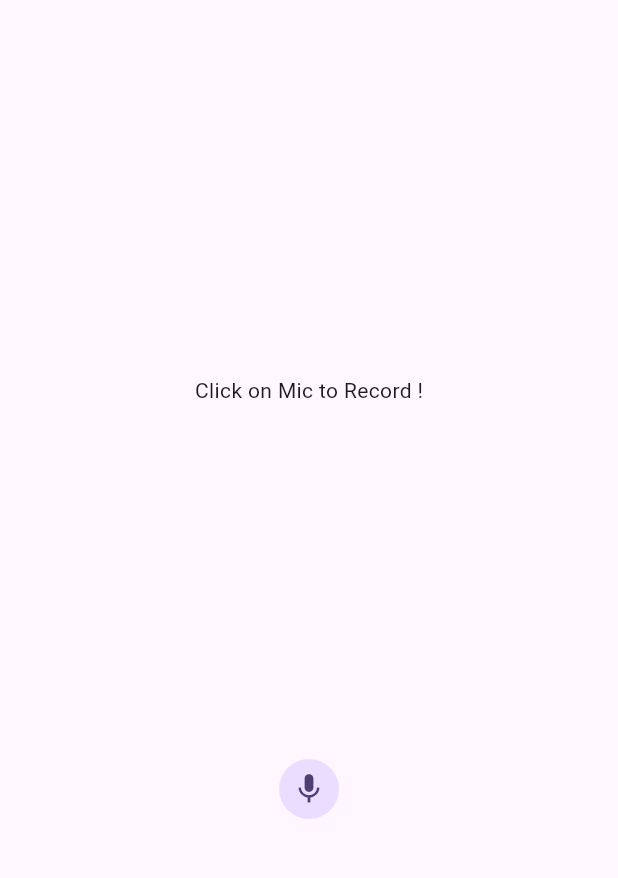
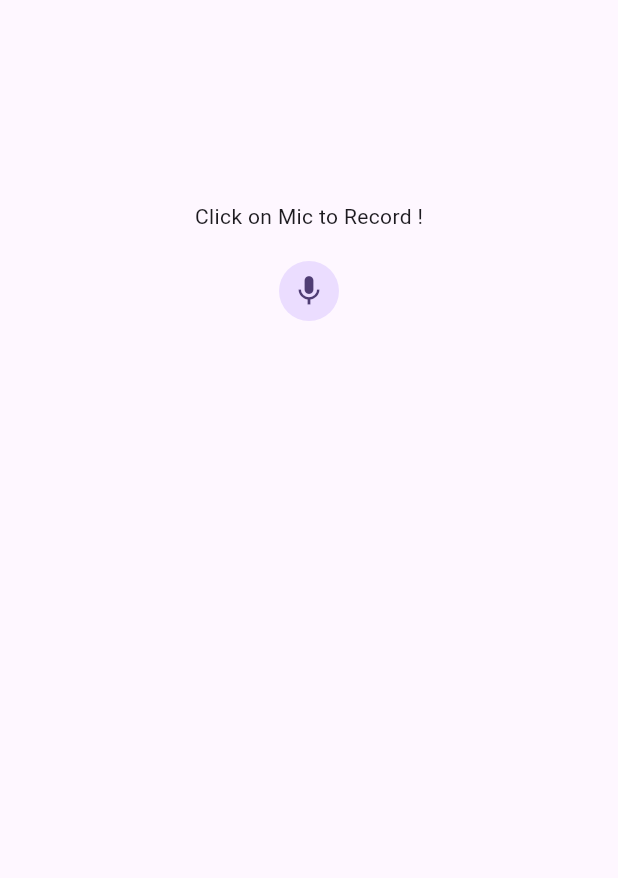
Before and after one commit to suraj-yadav0/speech_to_text_apk, a Flutter app: the screen it shows after launch, on a phone screen of 412 x 824 dp, the part 63-941 px from its top. Run offline on Flutter 3.47's test engine with Material 3 defaults, Android fonts, the light colour scheme and no system bars.

Commit message:
added the package and changed permissions

```diff
--- a/lib/screens/home_screen.dart
+++ b/lib/screens/home_screen.dart
@@ -15,26 +15,24 @@ class _HomeScreenState extends State<HomeScreen> {
         centerTitle: true,
         title: const Text("Speech To Text"),
       ),
-      body:  Align(
-        child:  Column(
-
+      body: SingleChildScrollView(
+        child: Align(
+          child: Column(
             // mainAxisAlignment: MainAxisAlignment.center,
             crossAxisAlignment: CrossAxisAlignment.center,
             children: [
-
-           const   Spacer(),
-         const    Text("Click on Mic to Record !"),
-
-         const    Spacer(),
-
+             const SizedBox(height: 120,),
+              const Text("Click on Mic to Record !"),
+           const SizedBox(height: 20,),
               InkWell(
-              onTap: (){},
-              child: const  CircleAvatar(child: Icon(Icons.mic),
+                onTap: () {},
+                child: const CircleAvatar(
+                  child: Icon(Icons.mic),
                 ),
               ),
 
-         const   Spacer()
             ],
+          ),
         ),
       ),
     );
--- a/pubspec.yaml
+++ b/pubspec.yaml
@@ -35,6 +35,7 @@ dependencies:
   # The following adds the Cupertino Icons font to your application.
   # Use with the CupertinoIcons class for iOS style icons.
   cupertino_icons: ^1.0.6
+  speech_to_text: ^6.6.1
 
 dev_dependencies:
   flutter_test:
```
Also changed, not shown: pubspec.lock, 3 other files. Lines whose indentation alone changed are shown as unchanged.
